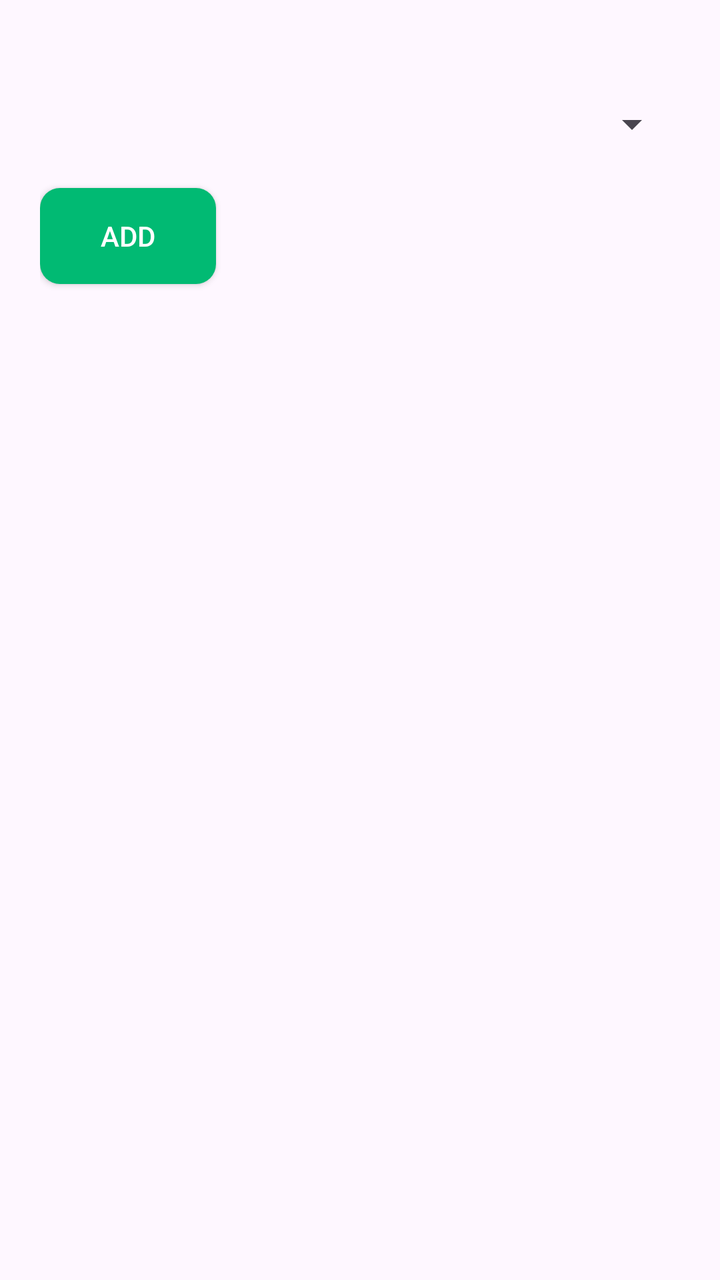
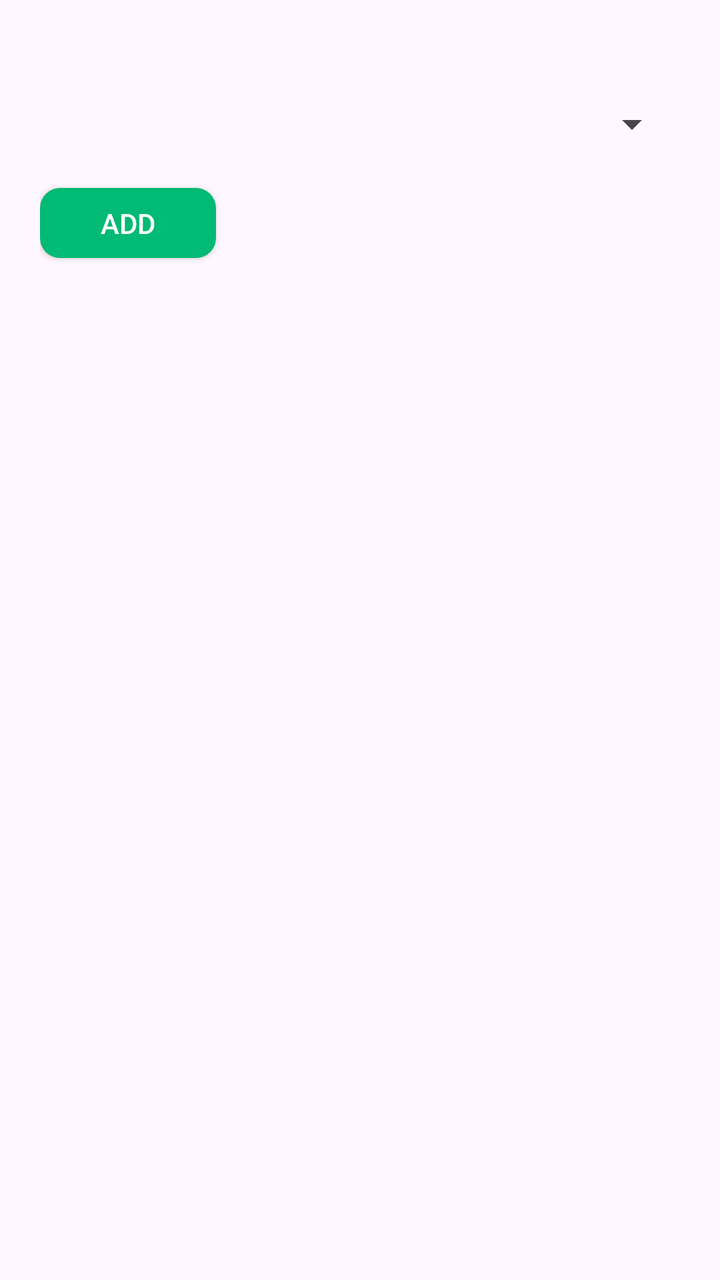

The first picture is an Android layout as it rendered before a commit; the second is the same layout after the commit. The layout source and the unified diff follow.
<!-- AndroidManifest.xml: application theme Theme.InspectorAppUpdate -->
<!-- res/layout/discipline_deduction.xml -->
<?xml version="1.0" encoding="utf-8"?>
<RelativeLayout xmlns:android="http://schemas.android.com/apk/res/android"
    android:layout_width="match_parent"
    android:layout_height="match_parent"
    android:paddingStart="20dp"
    android:paddingTop="50dp"
    android:paddingBottom="50dp"
    android:paddingEnd="20dp">

    <Spinner
        android:id="@+id/spn_offense"
        android:layout_width="match_parent"
        android:layout_height="wrap_content" />

    <androidx.appcompat.widget.AppCompatButton
        android:id="@+id/btn_add_offense"
        android:layout_width="wrap_content"
        android:layout_height="wrap_content"
        android:text="@string/add"
        android:layout_below="@id/spn_offense"
        android:layout_marginTop="20dp"
        android:textColor="@color/white"
        android:background="@drawable/search_transaction_button_background"/>

</RelativeLayout>
<!-- resources referenced by this layout -->
<resources>
  <color name="white">#FFFFFFFF</color>
  <!-- drawable search_transaction_button_background (drawable) -->
  <?xml version="1.0" encoding="utf-8"?>
  <shape xmlns:android="http://schemas.android.com/apk/res/android">
      <corners
          android:radius="@dimen/ten"/>
      <solid
          android:color="@color/main_green_color"/>
  </shape>
  <string name="add">Add</string>
  <style name="Theme.InspectorAppUpdate" parent="android:Theme.Material.Light.NoActionBar" />
  <dimen name="ten">10dp</dimen>
  <color name="main_green_color">#01ba73</color>
</resources>

<!-- the commit's change to res/layout/discipline_deduction.xml (unified diff, before → after) -->
@@ -12,14 +12,27 @@
         android:layout_width="match_parent"
         android:layout_height="wrap_content" />
 
+    <TextView
+        android:id="@+id/tv_processing_message"
+        android:layout_width="wrap_content"
+        android:layout_height="wrap_content"
+        android:layout_below="@id/spn_offense"
+        android:fontFamily="sans-serif-medium"
+        android:textSize="20dp"
+        android:textColor="@color/mainGreen"
+        android:layout_marginTop="12sp"
+        android:visibility="gone"/>
+
     <androidx.appcompat.widget.AppCompatButton
         android:id="@+id/btn_add_offense"
         android:layout_width="wrap_content"
         android:layout_height="wrap_content"
         android:text="@string/add"
-        android:layout_below="@id/spn_offense"
+        android:layout_below="@id/tv_processing_message"
         android:layout_marginTop="20dp"
         android:textColor="@color/white"
+        android:minHeight="0sp"
+        android:padding="8sp"
         android:background="@drawable/search_transaction_button_background"/>
 
 </RelativeLayout>
<!-- resource entries referenced after the edit -->
@@ -1,5 +1,6 @@
 <!-- resources referenced by this layout -->
 <resources>
+  <color name="mainGreen">#00ba73</color>
   <color name="white">#FFFFFFFF</color>
   <!-- drawable search_transaction_button_background (drawable) -->
   <?xml version="1.0" encoding="utf-8"?>
